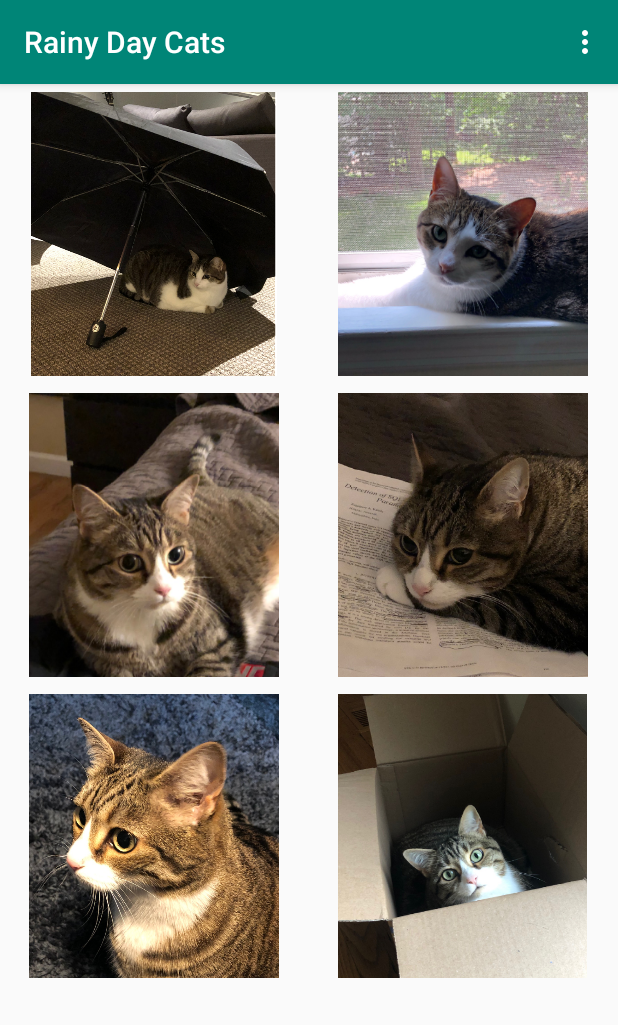
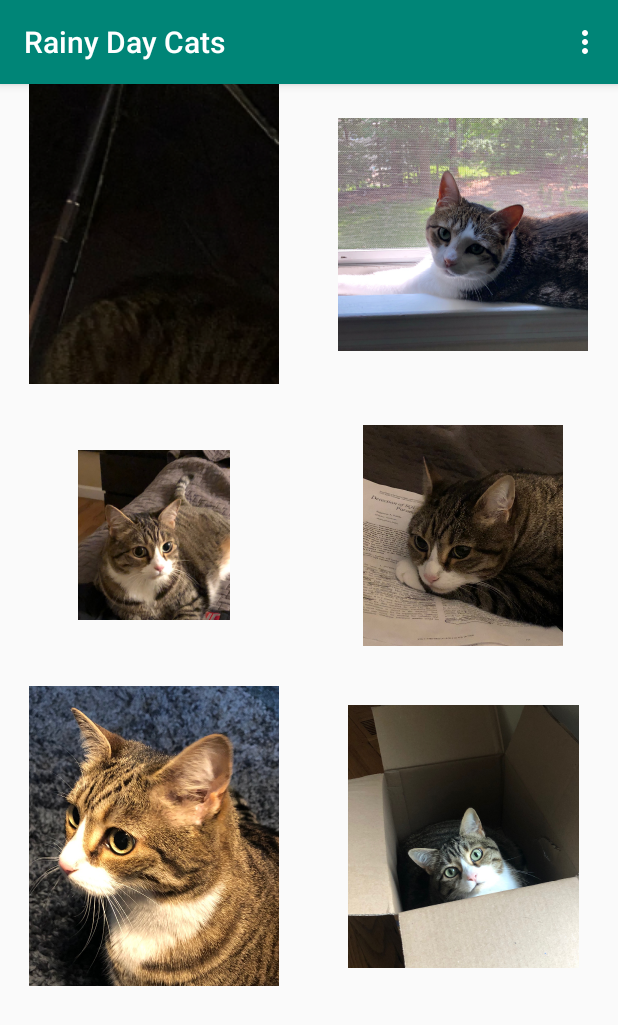
Before and after one commit to jtp098/CS6392019, an Android app: the screen it shows after launch (MainActivity), on a phone screen of 412 x 824 dp. Shown: the top 1025 px of the screen. Run offline under Robolectric (Android 15) with nearby library versions, the phone set to English and light mode, and no system bars.

Commit message:
Update APK

```diff
--- a/ImageViewer/app/src/main/java/com/example/imageviewer/MyAdapter.java
+++ b/ImageViewer/app/src/main/java/com/example/imageviewer/MyAdapter.java
@@ -32,7 +32,7 @@ public class MyAdapter extends BaseAdapter {
         ImageView imageView = new ImageView(mContext);
         imageView.setLayoutParams(new GridView.LayoutParams(250, 300));
         imageView.setImageResource(images[position]);
-        imageView.setScaleType(ImageView.ScaleType.CENTER_CROP);
+        imageView.setScaleType(ImageView.ScaleType.CENTER);
         imageView.setPadding(8, 8, 8, 8);
         return imageView;
     }
--- a/ImageViewer/app/src/main/res/layout/fragment_list.xml
+++ b/ImageViewer/app/src/main/res/layout/fragment_list.xml
@@ -11,8 +11,9 @@
         android:layout_alignParentTop="true"
         android:gravity="center"
         android:horizontalSpacing="1dp"
-        android:numColumns="auto_fit"
+        android:numColumns="2"
         android:stretchMode="columnWidth"
         android:verticalSpacing="1dp"
+
         />
 </RelativeLayout>
```
